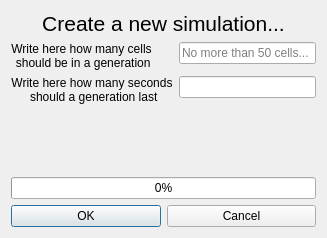
dragosconst/Genetic-Alg-Cells, file Machine Learning Cells/GUI/Dialogs/NewSimDia/new_simulation.ui: the form before one commit.
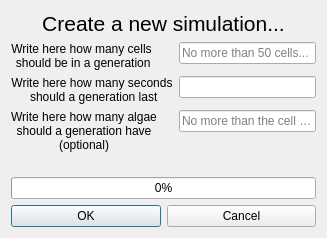
The form after the commit.

Commit message: added the cell radius and the AI variables

Patch:
```diff
--- a/Machine Learning Cells/GUI/Dialogs/NewSimDia/new_simulation.ui
+++ b/Machine Learning Cells/GUI/Dialogs/NewSimDia/new_simulation.ui
@@ -72,6 +72,25 @@
          </property>
         </widget>
        </item>
+       <item row="3" column="0">
+        <widget class="QLabel" name="algaeText">
+         <property name="text">
+          <string>Write here how many algae
+should a generation have
+(optional)</string>
+         </property>
+         <property name="alignment">
+          <set>Qt::AlignCenter</set>
+         </property>
+        </widget>
+       </item>
+       <item row="3" column="1">
+        <widget class="QLineEdit" name="algaeNoLine">
+         <property name="placeholderText">
+          <string>No more than the cell pop...</string>
+         </property>
+        </widget>
+       </item>
       </layout>
      </item>
      <item>
```
The commit also changes 4 other files.
